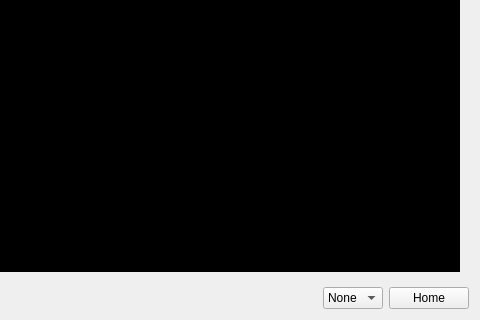
Old version of the form ui/main.ui in the repository dmzdev/stance; both pictures show x 183 to 663 and y 150 to 470 of the 663 by 470 pixel window.
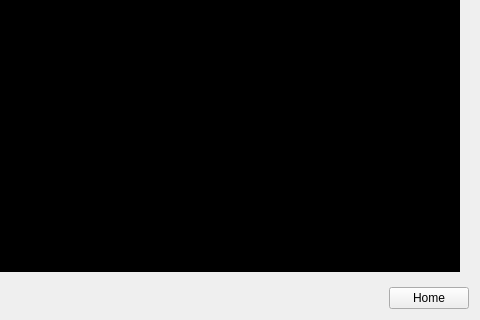
New version of the form.

Commit message: Fixed highlight offsets. Versioning. Moved admin group-switching.

What changed in the file:
```diff
--- a/ui/main.ui
+++ b/ui/main.ui
@@ -216,15 +216,6 @@
        </property>
       </spacer>
      </item>
-     <item>
-      <widget class="QComboBox" name="groupBox">
-       <item>
-        <property name="text">
-         <string>None</string>
-        </property>
-       </item>
-      </widget>
-     </item>
      <item>
       <widget class="QPushButton" name="homeButton">
        <property name="text">
```
Left out of the diff: 2 changed lines with no effect on the pictures. The commit also changes 7 other files.
